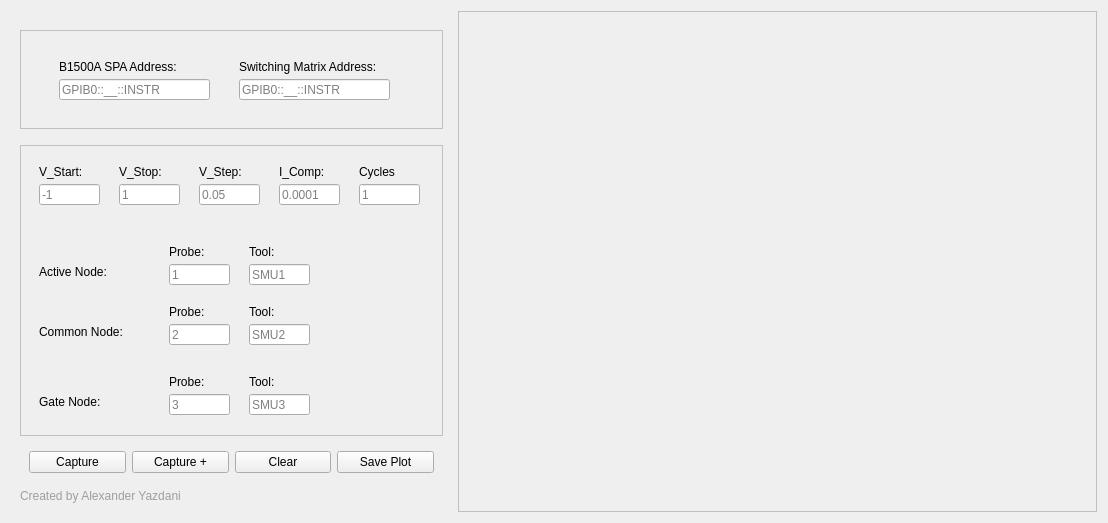
The window that DCIV_GUI.ui (Alexyazdani/GUI_Testing) describes before a commit, drawn with Qt 5.
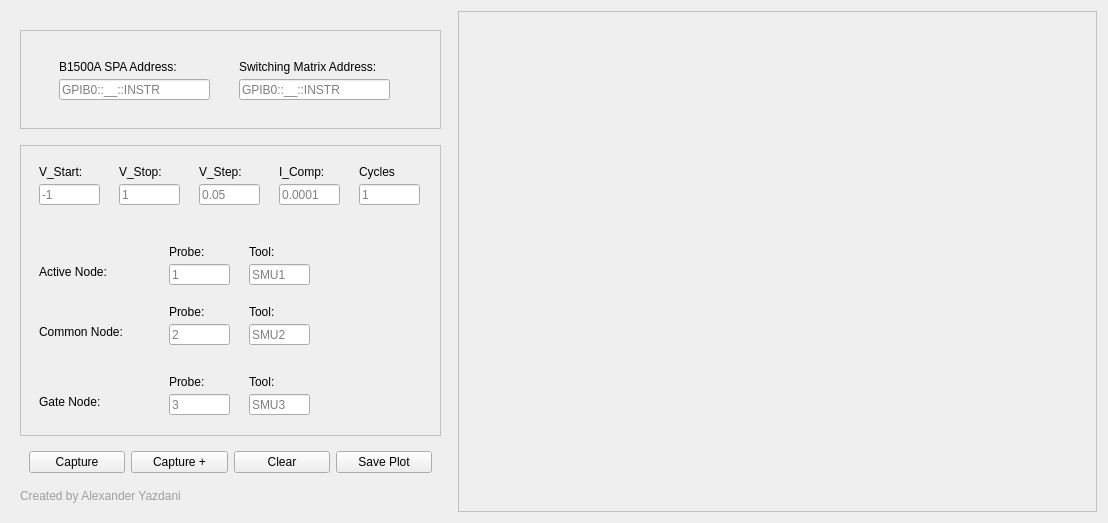
The same window after the commit.

What changed in the file:
```diff
--- a/DCIV_GUI.ui
+++ b/DCIV_GUI.ui
@@ -22,6 +22,12 @@
        <height>501</height>
       </size>
      </property>
+     <property name="maximumSize">
+      <size>
+       <width>441</width>
+       <height>16777215</height>
+      </size>
+     </property>
      <layout class="QVBoxLayout" name="verticalLayout">
       <item>
        <spacer name="verticalSpacer_4">
@@ -44,6 +50,12 @@
           <height>99</height>
          </size>
         </property>
+        <property name="maximumSize">
+         <size>
+          <width>421</width>
+          <height>16777215</height>
+         </size>
+        </property>
         <property name="styleSheet">
          <string notr="true">#widget_6{
 	border: 1px  solid #C0C0C0;
@@ -139,6 +151,12 @@
           <height>291</height>
          </size>
         </property>
+        <property name="maximumSize">
+         <size>
+          <width>421</width>
+          <height>16777215</height>
+         </size>
+        </property>
         <property name="styleSheet">
          <string notr="true">#widget_5
 {
@@ -511,6 +529,12 @@
           <height>41</height>
          </size>
         </property>
+        <property name="maximumSize">
+         <size>
+          <width>421</width>
+          <height>16777215</height>
+         </size>
+        </property>
         <layout class="QHBoxLayout" name="horizontalLayout">
          <item>
           <widget class="QPushButton" name="pushButton">
```
Left out of the diff: 16 changed lines with no effect on the pictures.
